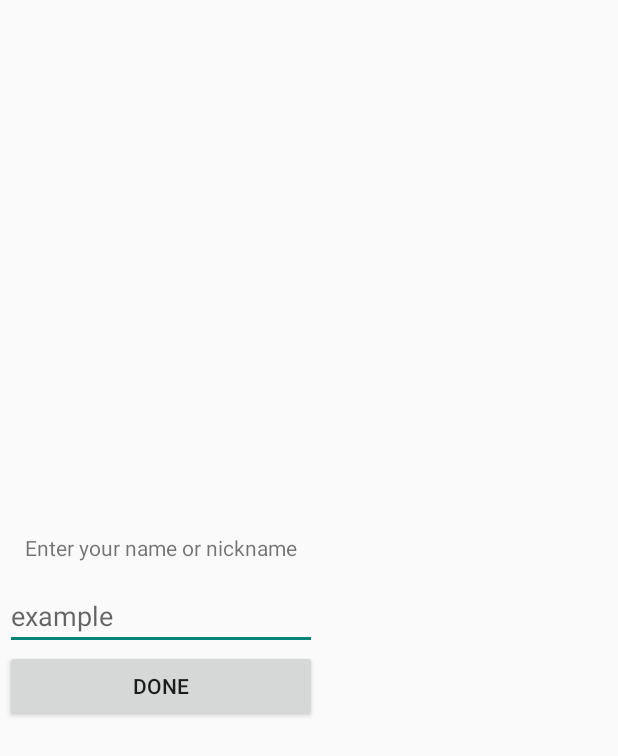
After one commit to ronigrr/MakeItEven2, an Android app: the layout nickname_dialog.xml on its own in the app's theme, with its tools: preview values and no code run, on a phone screen of 412 x 824 dp. The commit adds this screen. Shown: the top 756 px of the screen. Run offline under Robolectric (Android 15) with nearby library versions, the phone set to English and light mode, and no system bars.

Commit message:
working room db + dialog nickname FragmentDialogNickName.kt

```diff
--- a/app/src/main/java/com/example/makeiteven2/fragments/FragmentLevelsScreen.kt
+++ b/app/src/main/java/com/example/makeiteven2/fragments/FragmentLevelsScreen.kt
@@ -1,6 +1,5 @@
 package com.example.makeiteven2.fragments
 
-import android.content.Context
 import android.os.Bundle
 import android.view.LayoutInflater
 import android.view.View
@@ -11,6 +10,7 @@ import androidx.recyclerview.widget.RecyclerView
 import com.example.makeiteven2.R
 import com.example.makeiteven2.adapters.LevelsAdapter
 import com.example.makeiteven2.data_models.Level
+import com.example.makeiteven2.extras.Constants
 import kotlinx.android.synthetic.main.fragment_levels.view.*
 
 class FragmentLevelsScreen : Fragment() {
@@ -28,8 +28,9 @@ class FragmentLevelsScreen : Fragment() {
     override fun onCreateView(inflater: LayoutInflater, container: ViewGroup?, savedInstanceState: Bundle?): View? {
         val rootView = inflater.inflate(R.layout.fragment_levels,container,false)
         mLevelsRecyclerView = rootView.recyclerLevels
+        mCurrentStage = Constants.User.currentLevel!!
         //TODO: insted of 10 in testings, replase the spanCount to mCurrentStage
-        mLevelsAdapter = LevelsAdapter(mLevelItemsList,rootView.context,10)
+        mLevelsAdapter = LevelsAdapter(mLevelItemsList,rootView.context,mCurrentStage)
         initLevels()
         initRecyclerView()
 
--- a/app/src/main/java/com/example/makeiteven2/fragments/FragmentSettings.kt
+++ b/app/src/main/java/com/example/makeiteven2/fragments/FragmentSettings.kt
@@ -10,6 +10,7 @@ import android.widget.ImageButton
 import android.widget.SeekBar
 import androidx.fragment.app.Fragment
 import com.example.makeiteven2.R
+import com.example.makeiteven2.extras.Constants
 import kotlinx.android.synthetic.main.fragment_setting.view.*
 
 class FragmentSettings : Fragment() {
@@ -20,6 +21,9 @@ class FragmentSettings : Fragment() {
         mSoundEffectsBar =rootView.seekBarSoundEffects
         mResetGameBtn=rootView.btnGameReset
         mExitBtn=rootView.btnCloseSettings
+
+        rootView.seekBarMainSound.progress = Constants.User.mainSoundLevel!!
+        rootView.seekBarSoundEffects.progress = Constants.User.soundEffectsLevel!!
 
         mExitBtn.setOnClickListener{
             callBack.onExitFromSettingsFragment()
--- /dev/null
+++ b/app/src/main/res/layout/nickname_dialog.xml
@@ -0,0 +1,27 @@
+<?xml version="1.0" encoding="utf-8"?>
+<LinearLayout xmlns:android="http://schemas.android.com/apk/res/android"
+    android:layout_width="wrap_content"
+    android:layout_height="match_parent"
+    android:orientation="vertical"
+    android:padding="3dp"
+    android:gravity="center">
+
+    <TextView
+        android:layout_width="wrap_content"
+        android:layout_height="wrap_content"
+        android:layout_margin="13dp"
+        android:text="@string/enter_your_name_or_nickname" />
+
+    <EditText
+        android:id="@+id/etNickname"
+        android:layout_width="match_parent"
+        android:layout_height="wrap_content"
+        android:hint="@string/example"
+        android:inputType="text"/>
+
+    <Button
+        android:id="@+id/btnDone"
+        android:layout_width="match_parent"
+        android:layout_height="wrap_content"
+        android:text="@string/done" />
+</LinearLayout>
--- a/app/src/main/res/values/strings.xml
+++ b/app/src/main/res/values/strings.xml
@@ -78,7 +78,10 @@
     <string name="finish">Finish</string>
     <string name="tutorial_level">Tutorial level</string>
     <string name="Tap_me_to_continue">Tap me to continue</string>
-    <string name="stage"></string>
+    <string name="stage">stage</string>
     <string name="hints_left">Hints:</string>
+    <string name="enter_your_name_or_nickname">Enter your name or nickname</string>
+    <string name="example">example</string>
+    <string name="done">Done</string>
 
 </resources>
```
Also changed, not shown: app/build.gradle (+27 -0 lines), app/src/main/java/com/example/makeiteven2/MainActivity.kt (+97 -17 lines), app/src/main/java/com/example/makeiteven2/extras/Constants.kt (+10 -0 lines), app/src/main/java/com/example/makeiteven2/fragments/FragmentDialogNickName.kt (added, +77 -0 lines), app/src/main/java/com/example/makeiteven2/room/NoteDao.kt (added, +24 -0 lines), app/src/main/java/com/example/makeiteven2/room/RoomNoteDatabase.kt (added, +40 -0 lines), app/src/main/java/com/example/makeiteven2/room/RoomUserNote.kt (added, +32 -0 lines), 1 other file.
